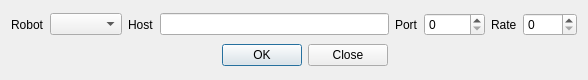
Old version of the form Main/SimTestQt/connectserial.ui in the repository krishauser/Klampt.
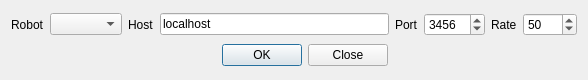
New version of the form.

Commit message: set serial controller defaults

The edit to the form file:
```diff
--- a/Main/SimTestQt/connectserial.ui
+++ b/Main/SimTestQt/connectserial.ui
@@ -15,7 +15,11 @@
   </property>
   <layout class="QGridLayout" name="gridLayout">
    <item row="0" column="3">
-    <widget class="QLineEdit" name="line_host"/>
+    <widget class="QLineEdit" name="line_host">
+     <property name="text">
+      <string>localhost</string>
+     </property>
+    </widget>
    </item>
    <item row="0" column="2">
     <widget class="QLabel" name="label_2">
@@ -53,6 +57,9 @@
      <property name="maximum">
       <number>65535</number>
      </property>
+     <property name="value">
+      <number>3456</number>
+     </property>
     </widget>
    </item>
    <item row="0" column="7">
@@ -60,6 +67,9 @@
      <property name="maximum">
       <number>1000</number>
      </property>
+     <property name="value">
+      <number>50</number>
+     </property>
     </widget>
    </item>
    <item row="1" column="0" colspan="8">
```
The commit also changes 1 other file.
